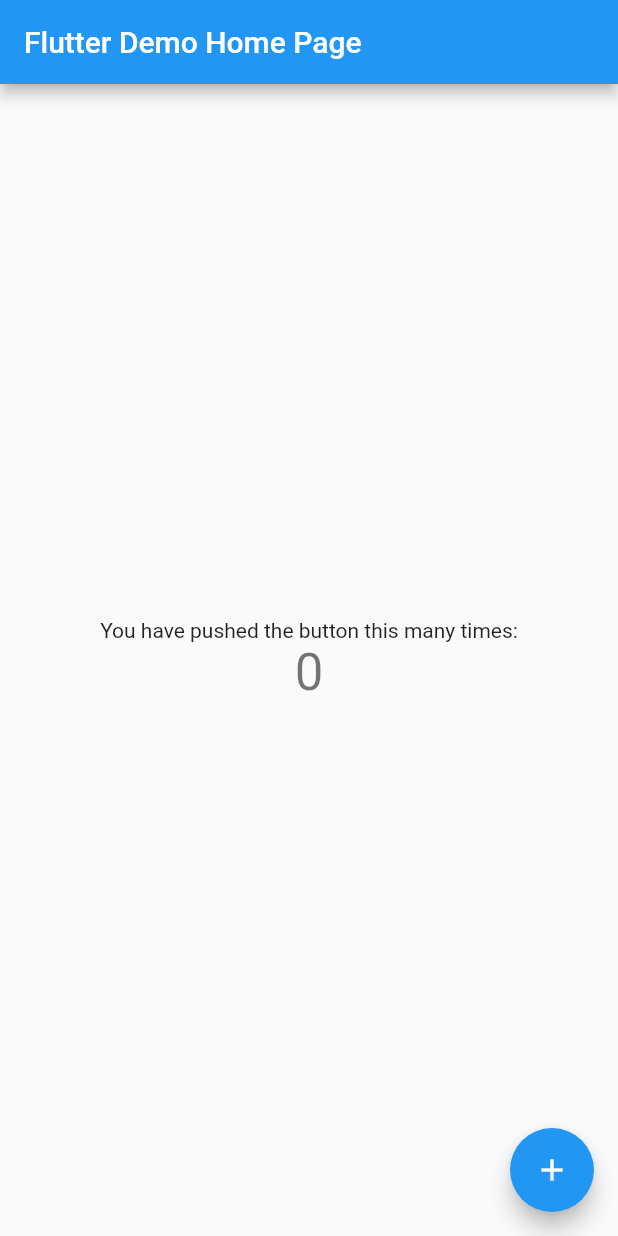
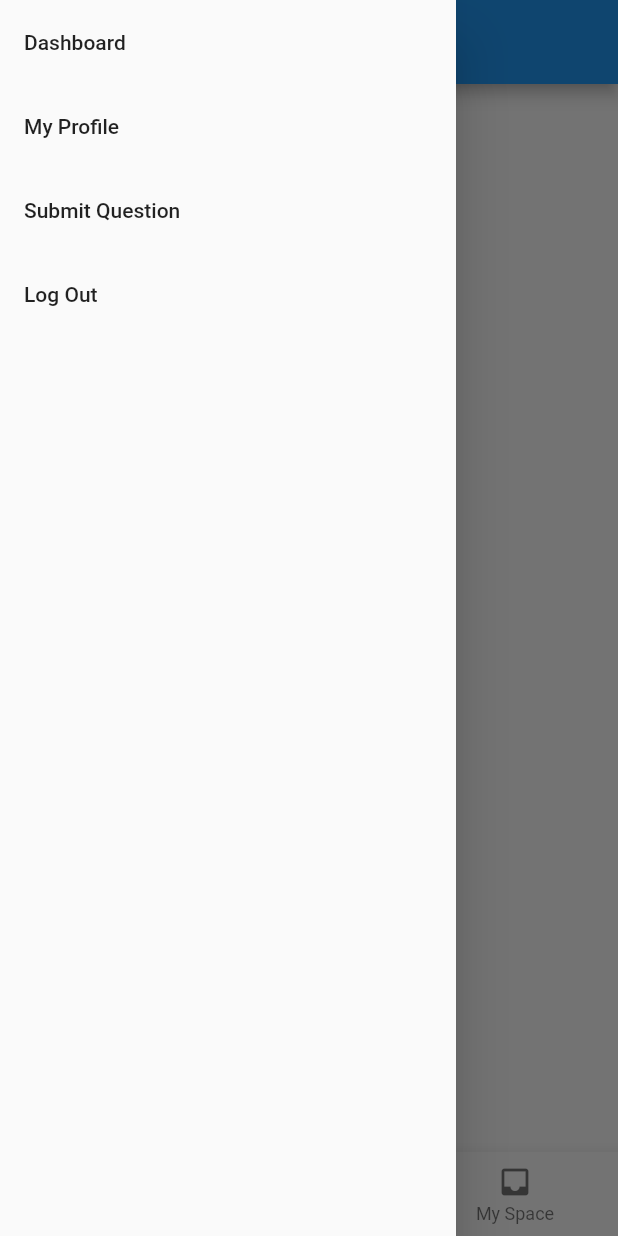
Before and after one commit to Money-Chasers/clover_flutter, a Flutter app: the screen it shows after launch, with the side drawer open (before the commit the screen has no drawer), on a phone screen of 412 x 824 dp. Run offline on Flutter 3.47's test engine with Material 2 defaults, Android fonts, the phone set to English and light mode, and no system bars.

Commit message:
added a mainscreen

```diff
--- a/lib/main.dart
+++ b/lib/main.dart
@@ -1,3 +1,4 @@
+import 'package:clover_flutter/screens/main_screen/main_screen.dart';
 import 'package:flutter/material.dart';
 
 void main() {
@@ -10,58 +11,11 @@ class MyApp extends StatelessWidget {
   @override
   Widget build(BuildContext context) {
     return MaterialApp(
-      title: 'Flutter Demo',
+      title: 'Clover',
       theme: ThemeData(
         primarySwatch: Colors.blue,
       ),
-      home: const MyHomePage(title: 'Flutter Demo Home Page'),
+      home: const MainScreen(),
     );
   }
 }
-
-class MyHomePage extends StatefulWidget {
-  const MyHomePage({Key? key, required this.title}) : super(key: key);
-
-  final String title;
-
-  @override
-  State<MyHomePage> createState() => _MyHomePageState();
-}
-
-class _MyHomePageState extends State<MyHomePage> {
-  int _counter = 0;
-
-  void _incrementCounter() {
-    setState(() {
-      _counter++;
-    });
-  }
-
-  @override
-  Widget build(BuildContext context) {
-    return Scaffold(
-      appBar: AppBar(
-        title: Text(widget.title),
-      ),
-      body: Center(
-        child: Column(
-          mainAxisAlignment: MainAxisAlignment.center,
-          children: <Widget>[
-            const Text(
-              'You have pushed the button this many times:',
-            ),
-            Text(
-              '$_counter',
-              style: Theme.of(context).textTheme.headline4,
-            ),
-          ],
-        ),
-      ),
-      floatingActionButton: FloatingActionButton(
-        onPressed: _incrementCounter,
-        tooltip: 'Increment',
-        child: const Icon(Icons.add),
-      ), // This trailing comma makes auto-formatting nicer for build methods.
-    );
-  }
-}
--- /dev/null
+++ b/lib/screens/main_screen/dashboard_section/dashboard_section.dart
@@ -0,0 +1,40 @@
+import 'package:flutter/material.dart';
+
+class DashboardSection extends StatefulWidget {
+  const DashboardSection({Key? key}) : super(key: key);
+
+  @override
+  State<DashboardSection> createState() => _DashboardSectionState();
+}
+
+class _DashboardSectionState extends State<DashboardSection> {
+  int _bottomNavigationCurrentIndex = 0;
+
+  @override
+  Widget build(BuildContext context) {
+    return Scaffold(
+      bottomNavigationBar: BottomNavigationBar(
+        currentIndex: _bottomNavigationCurrentIndex,
+        items: const [
+          BottomNavigationBarItem(
+            icon: Icon(Icons.home),
+            label: "Home",
+          ),
+          BottomNavigationBarItem(
+            icon: Icon(Icons.trending_up),
+            label: "Trending",
+          ),
+          BottomNavigationBarItem(
+            icon: Icon(Icons.inbox),
+            label: "My Space",
+          ),
+        ],
+        onTap: (index) {
+          setState(() {
+            _bottomNavigationCurrentIndex = index;
+          });
+        },
+      ),
+    );
+  }
+}
--- /dev/null
+++ b/lib/screens/main_screen/main_screen.dart
@@ -0,0 +1,69 @@
+import 'package:clover_flutter/screens/main_screen/dashboard_section/dashboard_section.dart';
+import 'package:clover_flutter/screens/main_screen/profile_section.dart';
+import 'package:clover_flutter/screens/main_screen/submit_question_section.dart';
+import 'package:flutter/material.dart';
+
+class MainScreen extends StatefulWidget {
+  const MainScreen({Key? key}) : super(key: key);
+
+  @override
+  State<MainScreen> createState() => _MainScreenState();
+}
+
+class _MainScreenState extends State<MainScreen> {
+  int _screenId = 0;
+
+  void _setScreenId(newId) {
+    setState(() {
+      _screenId = newId;
+    });
+  }
+
+  ListTile _buildNavigationDrawerTile(text, screenId) {
+    return ListTile(
+      title: Text(text),
+      onTap: () {
+        _setScreenId(screenId);
+        Navigator.pop(context);
+      },
+    );
+  }
+
+  Widget? _getSection(screenId) {
+    switch (screenId) {
+      case (0):
+        {
+          return DashboardSection();
+        }
+      case (1):
+        {
+          return ProfileSection();
+        }
+      case (2):
+        {
+          return SubmitQuestionSection();
+        }
+    }
+  }
+
+  @override
+  Widget build(BuildContext context) {
+    return Scaffold(
+        drawer: Drawer(
+          child: ListView(
+            children: [
+              _buildNavigationDrawerTile("Dashboard", 0),
+              _buildNavigationDrawerTile("My Profile", 1),
+              _buildNavigationDrawerTile("Submit Question", 2),
+              _buildNavigationDrawerTile("Log Out", 3),
+            ],
+          ),
+        ),
+        appBar: AppBar(
+          title: const Text("Clover"),
+        ),
+        body: Container(
+          child: _getSection(_screenId),
+        ));
+  }
+}
--- /dev/null
+++ b/lib/screens/main_screen/profile_section.dart
@@ -0,0 +1,10 @@
+import 'package:flutter/material.dart';
+
+class ProfileSection extends StatelessWidget {
+  const ProfileSection({Key? key}) : super(key: key);
+
+  @override
+  Widget build(BuildContext context) {
+    return Container(color: const Color(0xFF2DBD3A));
+  }
+}
--- /dev/null
+++ b/lib/screens/main_screen/submit_question_section.dart
@@ -0,0 +1,10 @@
+import 'package:flutter/material.dart';
+
+class SubmitQuestionSection extends StatelessWidget {
+  const SubmitQuestionSection({Key? key}) : super(key: key);
+
+  @override
+  Widget build(BuildContext context) {
+    return Container(color: const Color(0xFF471823));
+  }
+}
```
